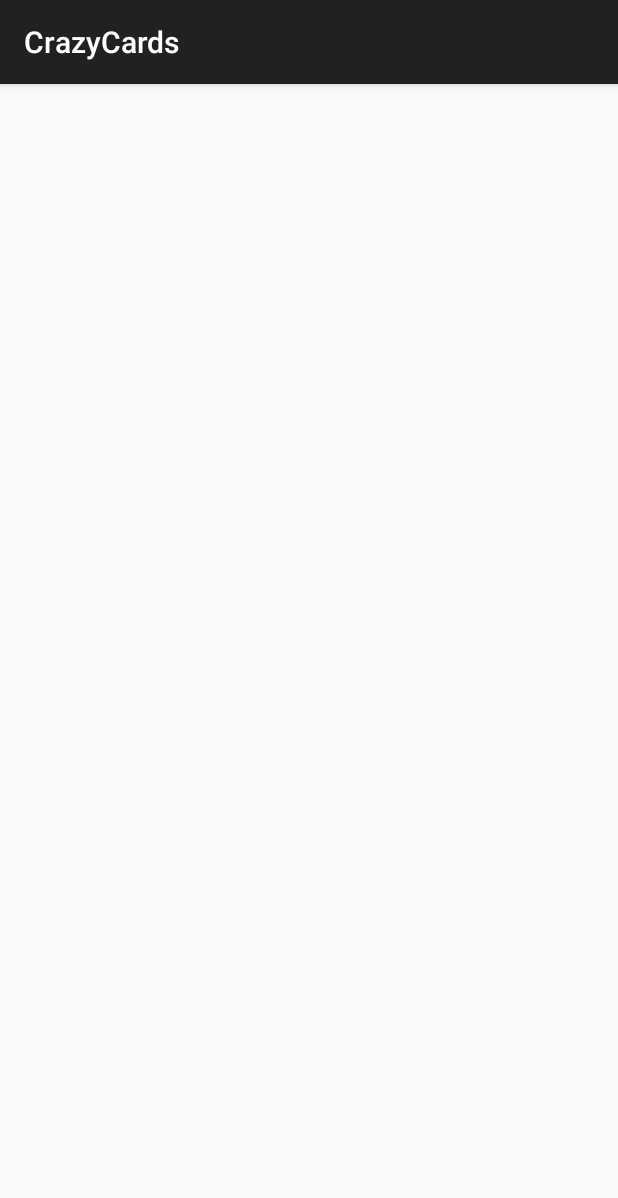
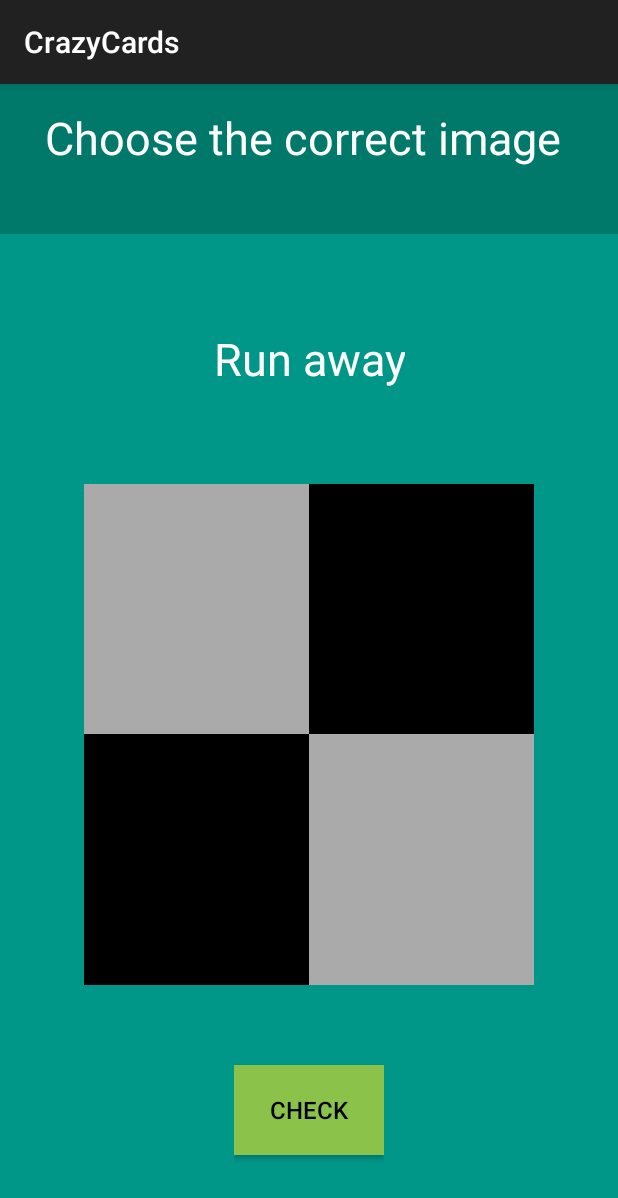
Before and after one commit to lennux23/CrazyCards-Android, an Android app: the fragment GameFragment shown on its own in the app's theme, on a phone screen of 412 x 824 dp. Shown: the top 1198 px of the screen. Run offline under Robolectric (Android 15) with nearby library versions, the phone set to English and light mode, and no system bars; our stand-ins replace Picasso; pictures from the network do not load.

Commit message:
enlazado back-end con UI

```diff
--- a/app/build.gradle
+++ b/app/build.gradle
@@ -22,4 +22,5 @@ android {
 dependencies {
     compile fileTree(dir: 'libs', include: ['*.jar'])
     compile 'com.android.support:appcompat-v7:22.2.1'
+    compile 'com.squareup.picasso:picasso:2.5.2'
 }
--- a/app/src/main/java/mx/com/alex/crazycards/database/DatabaseHelper.java
+++ b/app/src/main/java/mx/com/alex/crazycards/database/DatabaseHelper.java
@@ -28,8 +28,9 @@ public class DatabaseHelper extends SQLiteOpenHelper {
     public void onCreate(SQLiteDatabase db) {
 
         db.execSQL("CREATE TABLE Verb (" +
-                "    verbEnglish varchar (100) NOT NULL  PRIMARY KEY," +
-                "    verbSpanish varchar (100) NOT NULL" +
+                "    idVerb integer NOT NULL  PRIMARY KEY," +
+                "    verbEnglish varchar (100) NOT NULL ," +
+                "    verbSpanish varchar (100) NOT NULL , " +
                 "    urlImgTrue varchar(250) NOT NULL" +
                 ");");
     }
--- a/app/src/main/java/mx/com/alex/crazycards/fragments/GameFragment.java
+++ b/app/src/main/java/mx/com/alex/crazycards/fragments/GameFragment.java
@@ -7,46 +7,26 @@ import android.app.Fragment;
 import android.view.LayoutInflater;
 import android.view.View;
 import android.view.ViewGroup;
+import android.widget.LinearLayout;
+import android.widget.TextView;
+
+import com.squareup.picasso.Picasso;
+
+import java.util.ArrayList;
+import java.util.Random;
 
 import mx.com.alex.crazycards.R;
+import mx.com.alex.crazycards.models.Verb;
 
-/**
- * A simple {@link Fragment} subclass.
- * Activities that contain this fragment must implement the
- * {@link GameFragment.OnFragmentInteractionListener} interface
- * to handle interaction events.
- * Use the {@link GameFragment#newInstance} factory method to
- * create an instance of this fragment.
- */
+
 public class GameFragment extends Fragment {
-    // TODO: Rename parameter arguments, choose names that match
-    // the fragment initialization parameters, e.g. ARG_ITEM_NUMBER
-    private static final String ARG_PARAM1 = "param1";
-    private static final String ARG_PARAM2 = "param2";
 
-    // TODO: Rename and change types of parameters
-    private String mParam1;
-    private String mParam2;
-
-    private OnFragmentInteractionListener mListener;
-
-    /**
-     * Use this factory method to create a new instance of
-     * this fragment using the provided parameters.
-     *
-     * @param param1 Parameter 1.
-     * @param param2 Parameter 2.
-     * @return A new instance of fragment GameFragment.
-     */
-    // TODO: Rename and change types and number of parameters
-    public static GameFragment newInstance(String param1, String param2) {
-        GameFragment fragment = new GameFragment();
-        Bundle args = new Bundle();
-        args.putString(ARG_PARAM1, param1);
-        args.putString(ARG_PARAM2, param2);
-        fragment.setArguments(args);
-        return fragment;
-    }
+    private ArrayList<Verb> verbs;
+    TextView verbEnglish;
+    LinearLayout layoutOne;
+    LinearLayout layoutTwo;
+    LinearLayout layoutThree;
+    LinearLayout layoutFour;
 
     public GameFragment() {
         // Required empty public constructor
@@ -55,19 +35,27 @@ public class GameFragment extends Fragment {
     @Override
     public void onCreate(Bundle savedInstanceState) {
         super.onCreate(savedInstanceState);
-        if (getArguments() != null) {
-            mParam1 = getArguments().getString(ARG_PARAM1);
-            mParam2 = getArguments().getString(ARG_PARAM2);
-        }
+        verbs = Verb.getVerbs(getActivity());
     }
 
     @Override
     public View onCreateView(LayoutInflater inflater, ViewGroup container,
                              Bundle savedInstanceState) {
         // Inflate the layout for this fragment
-        return inflater.inflate(R.layout.fragment_game, container, false);
+        View view = inflater.inflate(R.layout.fragment_game, container, false);
+        verbEnglish = (TextView) view.findViewById(R.id.txtVerb);
+        layoutOne = (LinearLayout) view.findViewById(R.id.layoutOne);
+        layoutTwo = (LinearLayout) view.findViewById(R.id.layoutTwo);
+        layoutThree = (LinearLayout) view.findViewById(R.id.layoutThree);
+        layoutFour= (LinearLayout) view.findViewById(R.id.layoutFour);
+
+
+
+
+        return view;
     }
 
+    /*
     // TODO: Rename method, update argument and hook method into UI event
     public void onButtonPressed(Uri uri) {
         if (mListener != null) {
@@ -107,4 +95,16 @@ public class GameFragment extends Fragment {
         public void onFragmentInteraction(Uri uri);
     }
 
+
+    private void showVerb (){
+        // Random number from 1 to 15
+        Random r = new Random();
+        int i1 = r.nextInt(1 - 1) + 1;
+
+        Verb verb = verbs.get(i1);
+        verbEnglish.setText( verb.getVerbEnglish());
+        //layoutOne.setBackground();
+
+       // Picasso.with(getActivity()).load(verb.getUrlImgTrue()).into(layoutOne);
+    }
 }
--- a/app/src/main/java/mx/com/alex/crazycards/models/Verb.java
+++ b/app/src/main/java/mx/com/alex/crazycards/models/Verb.java
@@ -1,15 +1,39 @@
 package mx.com.alex.crazycards.models;
+
+import android.content.Context;
+import android.database.Cursor;
+
+import java.util.ArrayList;
+import java.util.Date;
+
+import mx.com.alex.crazycards.database.DatabaseAdapter;
 
 /**
  * Created by mobilestudio06 on 11/08/15.
  */
 public class Verb {
 
+    public static final String TABLE_NAME = "Verb";
+    public static final String ID_VERB = "idVerb";
+    public static final String VERB_ENGLISH = "verbEnglish";
+    public static final String VERB_SPANISH = "verbSpanish";
+    public static final String URL_IMAGE = "urlImgTrue";
+
+
+
+    private int idVerb;
     private String verbEnglish;
     private String verbSpanish;
     private String urlImgTrue;
 
 
+    public int getIdVerb() {
+        return idVerb;
+    }
+
+    public void setIdVerb(int idVerb) {
+        this.idVerb = idVerb;
+    }
 
     public String getVerbEnglish() {
         return verbEnglish;
@@ -34,4 +58,35 @@ public class Verb {
     public void setUrlImgTrue(String urlImgTrue) {
         this.urlImgTrue = urlImgTrue;
     }
+
+
+    public Verb(int idVerb,String verbEnglish, String verbSpanish, String urlImgTrue) {
+        this.idVerb = idVerb;
+        this.verbEnglish = verbEnglish;
+        this.verbSpanish = verbSpanish;
+        this.urlImgTrue = urlImgTrue;
+    }
+
+    public static ArrayList<Verb> getVerbs(Context context) {
+        ArrayList<Verb> verbs= new ArrayList<Verb>();
+
+        try {
+            Cursor cursor = DatabaseAdapter.getDB(context).query(TABLE_NAME,null,null,null,null,null,null,null);
+            if (cursor!=null){
+                for(cursor.moveToFirst();!cursor.isAfterLast();cursor.moveToNext()){
+                    int idVerb =  cursor.getInt(cursor.getColumnIndexOrThrow(ID_VERB));
+                    String verbEnglish = cursor.getString(cursor.getColumnIndexOrThrow(VERB_ENGLISH));
+                    String verbSpanish = cursor.getString(cursor.getColumnIndexOrThrow(VERB_SPANISH));
+                    String urlImgTrue = cursor.getString(cursor.getColumnIndexOrThrow(URL_IMAGE));
+
+
+                    verbs.add(new Verb(idVerb, verbEnglish,verbSpanish,urlImgTrue));
+                }
+            }
+
+        } catch (Exception e){
+            e.printStackTrace();
+        }
+        return verbs;
+    }
 }
--- a/app/src/main/res/layout/fragment_game.xml
+++ b/app/src/main/res/layout/fragment_game.xml
@@ -15,7 +15,7 @@
             android:layout_height="match_parent"
             android:textAppearance="?android:attr/textAppearanceLarge"
             android:text="@string/word"
-            android:id="@+id/textView"
+            android:id="@+id/txtHeader"
             android:textSize="@dimen/text_title"
             android:paddingLeft="@dimen/padding_medium"
             android:paddingTop="@dimen/padding_small"
@@ -41,7 +41,7 @@
                 android:layout_height="match_parent"
                 android:textAppearance="?android:attr/textAppearanceLarge"
                 android:text="@string/verb"
-                android:id="@+id/textVerb"
+                android:id="@+id/txtVerb"
                 android:textSize="@dimen/text_title"
                 android:textColor="@android:color/white"
                 android:gravity="center"
@@ -59,6 +59,8 @@
                 android:layout_height="match_parent"
                 android:layout_weight="1"
                 android:background="@android:color/darker_gray"
+                android:id="@+id/layoutOne"
+                android:orientation="horizontal"
                 >
 
             </LinearLayout>
@@ -67,6 +69,8 @@
                 android:layout_height="match_parent"
                 android:layout_weight="1"
                 android:background="@android:color/black"
+                android:id="@+id/layoutTwo"
+                android:orientation="horizontal"
                 >
 
             </LinearLayout>
@@ -84,6 +88,8 @@
                 android:layout_height="match_parent"
                 android:layout_weight="1"
                 android:background="@android:color/black"
+                android:id="@+id/layoutThree"
+                android:orientation="horizontal"
                >
 
             </LinearLayout>
@@ -92,6 +98,8 @@
                 android:layout_height="match_parent"
                 android:layout_weight="1"
                 android:background="@android:color/darker_gray"
+                android:id="@+id/layoutFour"
+                android:orientation="horizontal"
                 >
 
             </LinearLayout>
@@ -101,9 +109,24 @@
             android:layout_width="100dp"
             android:layout_height="0dp"
             android:layout_weight="1"
-            android:background="@color/secondary_green">
+
+            android:layout_gravity="center"
+            >
+
+            <Button
+                android:layout_width="10dp"
+                android:layout_height="60dp"
+                android:text="Check"
+                android:id="@+id/btCheck"
+                android:layout_gravity="center"
+                android:background="@color/light_green"
+                android:textColor="@android:color/black"
+                android:textSize="@dimen/abc_action_bar_content_inset_material"
+                android:layout_weight="1" />
 
         </LinearLayout>
+
+
 
     </LinearLayout>
 
--- a/app/src/main/res/values/strings.xml
+++ b/app/src/main/res/values/strings.xml
@@ -25,5 +25,6 @@
 
     <color name="primary_green">#00796B</color>
     <color name="secondary_green">#009688</color>
+    <color name="light_green">#8bc34a</color>
 
 </resources>
```
Also changed, not shown: 1 other file.
